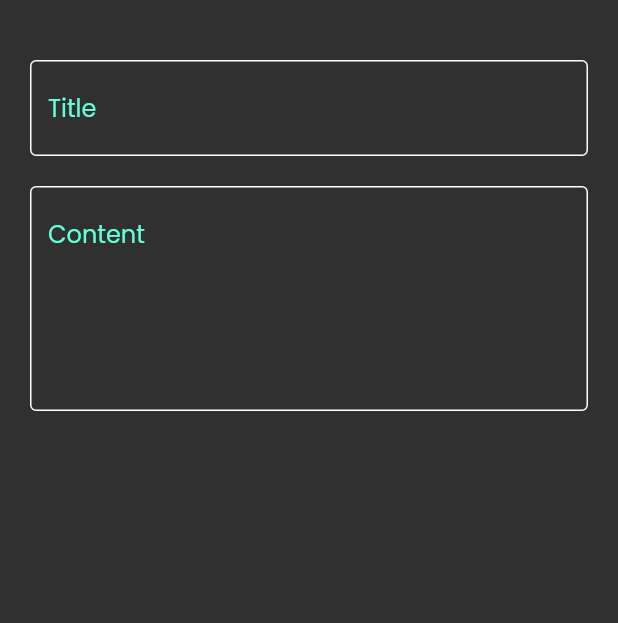
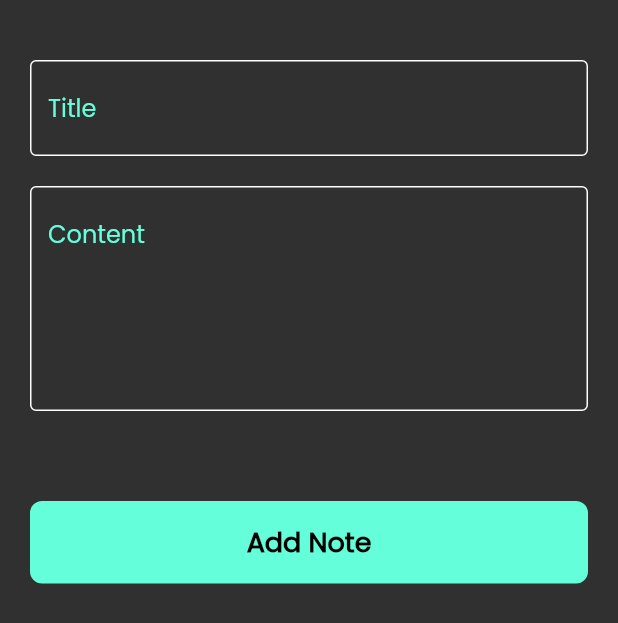
Before and after one commit to mecodeur/notes2_app, a Flutter app: the AddNoteBottomSheet widget shown alone on an empty page, opened directly, on a phone screen of 412 x 824 dp. Shown: the top 623 px of the screen. Run offline on Flutter 3.47's test engine with Material 2 defaults, Android fonts, the phone set to English and light mode, and no system bars; our stand-ins replace font_awesome_flutter.

Commit message:
finish note bottom sheet

```diff
--- a/lib/widgets/add_note_bottom_sheet.dart
+++ b/lib/widgets/add_note_bottom_sheet.dart
@@ -1,5 +1,7 @@
 import 'package:flutter/material.dart';
 import 'package:notes2_app/widgets/custom_text_field.dart';
+
+import 'custom_button.dart';
 
 class AddNoteBottomSheet extends StatelessWidget {
   const AddNoteBottomSheet({Key? key}) : super(key: key);
@@ -9,14 +11,22 @@ class AddNoteBottomSheet extends StatelessWidget {
     return Container(
       child: Padding(
         padding: const EdgeInsets.symmetric(horizontal: 20),
-        child: Column(
-          children: [
-            SizedBox(height: 40),
-            CustomTextFormField(hintText: 'Title', ),
-            SizedBox(height: 20),
-            CustomTextFormField(hintText: 'Content', maxLines: 5,),
-            SizedBox(height: 20),
-          ],
+        child: SingleChildScrollView(
+          child: Column(
+            children: [
+              SizedBox(height: 40),
+              CustomTextFormField(
+                hintText: 'Title',
+              ),
+              SizedBox(height: 20),
+              CustomTextFormField(
+                hintText: 'Content',
+                maxLines: 5,
+              ),
+              SizedBox(height: 60),
+              CustomButton(),
+            ],
+          ),
         ),
       ),
     );
--- /dev/null
+++ b/lib/widgets/custom_button.dart
@@ -0,0 +1,28 @@
+import 'package:flutter/material.dart';
+
+import '../constants.dart';
+
+class CustomButton extends StatelessWidget {
+  const CustomButton({Key? key}) : super(key: key);
+
+  @override
+  Widget build(BuildContext context) {
+    return Container(
+      width: MediaQuery.of(context).size.width,
+      height: 55,
+      decoration: BoxDecoration(
+        borderRadius: BorderRadius.circular(8),
+        color: kPrimaryColor,
+      ),
+      child: Center(
+          child: Text(
+            'Add Note',
+            style: TextStyle(
+                color: Colors.black,
+                fontWeight: FontWeight.bold,
+                fontSize: 18
+            ),
+          )),
+    );
+  }
+}
```
